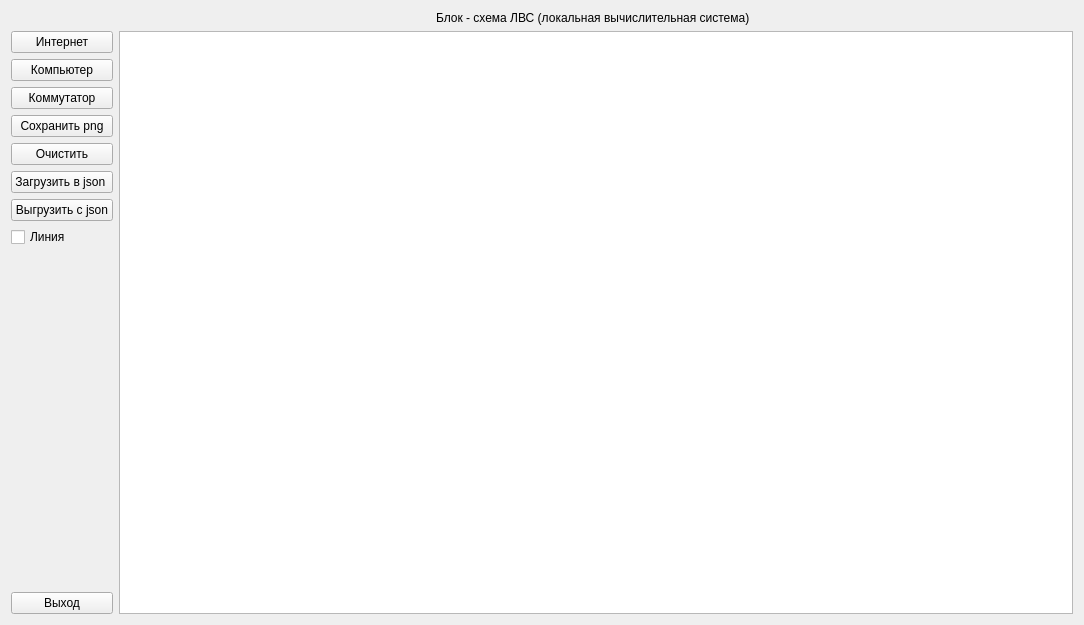
Qt form widget.ui (EaredBeagle/Kursovaya) before a commit.
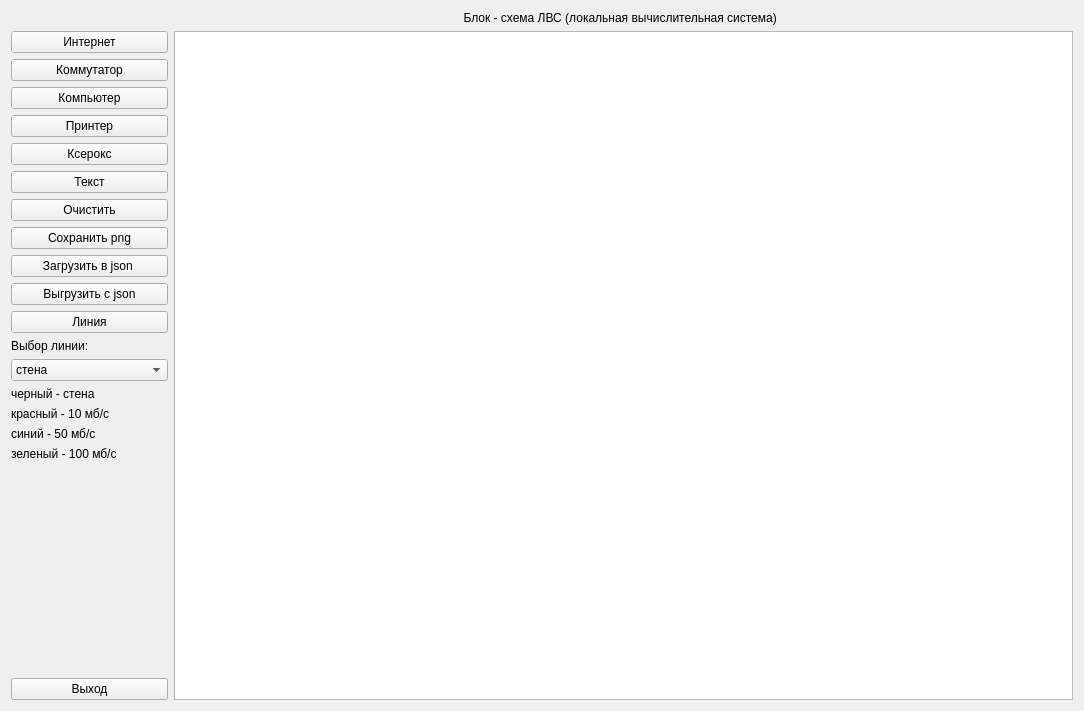
The same form after that commit.

Diff of the .ui file:
```diff
--- a/widget.ui
+++ b/widget.ui
@@ -7,31 +7,14 @@
     <x>0</x>
     <y>0</y>
     <width>1084</width>
-    <height>625</height>
+    <height>711</height>
    </rect>
   </property>
   <property name="windowTitle">
    <string>Widget</string>
   </property>
   <layout class="QGridLayout" name="gridLayout">
-   <item row="2" column="1">
-    <widget class="QGraphicsView" name="graphicsView">
-     <property name="focusPolicy">
-      <enum>Qt::NoFocus</enum>
-     </property>
-    </widget>
-   </item>
-   <item row="0" column="1">
-    <widget class="QLabel" name="label">
-     <property name="text">
-      <string>Блок - схема ЛВС (локальная вычислительная система)  </string>
-     </property>
-     <property name="alignment">
-      <set>Qt::AlignCenter</set>
-     </property>
-    </widget>
-   </item>
-   <item row="2" column="0">
+   <item row="4" column="0">
     <layout class="QVBoxLayout" name="verticalLayout">
      <item>
       <widget class="QPushButton" name="pushButton3">
@@ -40,13 +23,6 @@
        </property>
       </widget>
      </item>
-     <item>
-      <widget class="QPushButton" name="pushButton1">
-       <property name="text">
-        <string>Компьютер</string>
-       </property>
-      </widget>
-     </item>
      <item>
       <widget class="QPushButton" name="pushButton2">
        <property name="text">
@@ -55,9 +31,30 @@
       </widget>
      </item>
      <item>
-      <widget class="QPushButton" name="SavePNG">
+      <widget class="QPushButton" name="pushButton1">
        <property name="text">
-        <string>Сохранить png</string>
+        <string>Компьютер</string>
+       </property>
+      </widget>
+     </item>
+     <item>
+      <widget class="QPushButton" name="pushButton_Printer">
+       <property name="text">
+        <string>Принтер</string>
+       </property>
+      </widget>
+     </item>
+     <item>
+      <widget class="QPushButton" name="pushButton_Xerox">
+       <property name="text">
+        <string>Ксерокс</string>
+       </property>
+      </widget>
+     </item>
+     <item>
+      <widget class="QPushButton" name="pushButton_3">
+       <property name="text">
+        <string>Текст</string>
        </property>
       </widget>
      </item>
@@ -68,6 +65,13 @@
        </property>
       </widget>
      </item>
+     <item>
+      <widget class="QPushButton" name="SavePNG">
+       <property name="text">
+        <string>Сохранить png</string>
+       </property>
+      </widget>
+     </item>
      <item>
       <widget class="QPushButton" name="pushButtonSave">
        <property name="text">
@@ -83,12 +87,71 @@
       </widget>
      </item>
      <item>
-      <widget class="QCheckBox" name="checkBox">
+      <widget class="QPushButton" name="pushButton_4">
        <property name="text">
         <string>Линия</string>
        </property>
       </widget>
      </item>
+     <item>
+      <widget class="QLabel" name="label_2">
+       <property name="text">
+        <string>Выбор линии:</string>
+       </property>
+      </widget>
+     </item>
+     <item>
+      <widget class="QComboBox" name="comboBox">
+       <item>
+        <property name="text">
+         <string>стена</string>
+        </property>
+       </item>
+       <item>
+        <property name="text">
+         <string>соединение - 10 мб/с</string>
+        </property>
+       </item>
+       <item>
+        <property name="text">
+         <string>соединение - 50 мб/с</string>
+        </property>
+       </item>
+       <item>
+        <property name="text">
+         <string>соединение - 100 мб/с</string>
+        </property>
+       </item>
+      </widget>
+     </item>
+     <item>
+      <widget class="QLabel" name="label_6">
+       <property name="text">
+        <string>черный - стена</string>
+       </property>
+      </widget>
+     </item>
+     <item>
+      <widget class="QLabel" name="label_3">
+       <property name="text">
+        <string>красный - 10 мб/с</string>
+       </property>
+      </widget>
+     </item>
+     <item>
+      <widget class="QLabel" name="label_4">
+       <property name="text">
+        <string>синий - 50 мб/с</string>
+       </property>
+      </widget>
+     </item>
+     <item>
+      <widget class="QLabel" name="label_5">
+       <property name="text">
+        <string>зеленый - 100 мб/с</string>
+       </property>
+      </widget>
+     </item>
      <item>
       <spacer name="verticalSpacer">
        <property name="orientation">
@@ -111,6 +174,23 @@
      </item>
     </layout>
    </item>
+   <item row="4" column="2">
+    <widget class="QGraphicsView" name="graphicsView">
+     <property name="focusPolicy">
+      <enum>Qt::NoFocus</enum>
+     </property>
+    </widget>
+   </item>
+   <item row="0" column="2">
+    <widget class="QLabel" name="label">
+     <property name="text">
+      <string>Блок - схема ЛВС (локальная вычислительная система)  </string>
+     </property>
+     <property name="alignment">
+      <set>Qt::AlignCenter</set>
+     </property>
+    </widget>
+   </item>
   </layout>
  </widget>
  <resources/>
```
